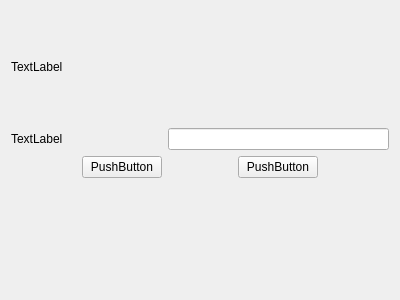
Old version of the form FactoryDefaultWidget.ui in the repository wruwami/TPCAM-M30.
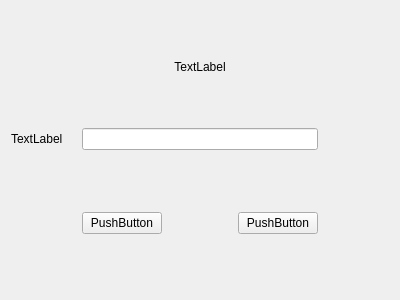
New version of the form. Custom widgets are drawn as their Qt base class.

Commit message: add FactoryDefaultWidget func

```diff
--- a/FactoryDefaultWidget.ui
+++ b/FactoryDefaultWidget.ui
@@ -15,35 +15,18 @@
   </property>
   <layout class="QGridLayout" name="gridLayout_2">
    <item row="0" column="0">
-    <layout class="QGridLayout" name="gridLayout" rowstretch="1,1,1,1" columnstretch="1,1,1,1,1">
-     <item row="2" column="3">
-      <widget class="CustomPushButton" name="cancelPushButton">
+    <layout class="QGridLayout" name="gridLayout" rowstretch="2,2,1,2,1" columnstretch="1,1,1,1,1">
+     <item row="0" column="0" colspan="5">
+      <widget class="CustomLabel" name="factoryDefaultLabel">
        <property name="text">
-        <string>PushButton</string>
+        <string>TextLabel</string>
        </property>
-      </widget>
-     </item>
-     <item row="2" column="1">
-      <widget class="CustomPushButton" name="okPushButton">
-       <property name="text">
-        <string>PushButton</string>
+       <property name="alignment">
+        <set>Qt::AlignCenter</set>
        </property>
       </widget>
      </item>
-     <item row="2" column="2">
-      <spacer name="horizontalSpacer">
-       <property name="orientation">
-        <enum>Qt::Horizontal</enum>
-       </property>
-       <property name="sizeHint" stdset="0">
-        <size>
-         <width>40</width>
-         <height>20</height>
-        </size>
-       </property>
-      </spacer>
-     </item>
-     <item row="2" column="0">
+     <item row="4" column="0">
       <spacer name="horizontalSpacer_3">
        <property name="orientation">
         <enum>Qt::Horizontal</enum>
@@ -56,7 +39,7 @@
        </property>
       </spacer>
      </item>
-     <item row="2" column="4">
+     <item row="4" column="4">
       <spacer name="horizontalSpacer_2">
        <property name="orientation">
         <enum>Qt::Horizontal</enum>
@@ -69,22 +52,55 @@
        </property>
       </spacer>
      </item>
-     <item row="1" column="2" colspan="3">
-      <widget class="CustomLineEdit" name="lineEdit"/>
+     <item row="4" column="2">
+      <spacer name="horizontalSpacer">
+       <property name="orientation">
+        <enum>Qt::Horizontal</enum>
+       </property>
+       <property name="sizeHint" stdset="0">
+        <size>
+         <width>40</width>
+         <height>20</height>
+        </size>
+       </property>
+      </spacer>
      </item>
-     <item row="1" column="0" colspan="2">
+     <item row="1" column="4">
+      <spacer name="horizontalSpacer_4">
+       <property name="orientation">
+        <enum>Qt::Horizontal</enum>
+       </property>
+       <property name="sizeHint" stdset="0">
+        <size>
+         <width>40</width>
+         <height>20</height>
+        </size>
+       </property>
+      </spacer>
+     </item>
+     <item row="3" column="1">
+      <widget class="CustomPushButton" name="okPushButton">
+       <property name="text">
+        <string>PushButton</string>
+       </property>
+      </widget>
+     </item>
+     <item row="3" column="3">
+      <widget class="CustomPushButton" name="cancelPushButton">
+       <property name="text">
+        <string>PushButton</string>
+       </property>
+      </widget>
+     </item>
+     <item row="1" column="0">
       <widget class="CustomLabel" name="pwLabel">
        <property name="text">
         <string>TextLabel</string>
        </property>
       </widget>
      </item>
-     <item row="0" column="0" colspan="5">
-      <widget class="CustomLabel" name="factoryDefaultLabel">
-       <property name="text">
-        <string>TextLabel</string>
-       </property>
-      </widget>
+     <item row="1" column="1" colspan="3">
+      <widget class="CustomLineEdit" name="lineEdit"/>
      </item>
     </layout>
    </item>
```
Left out of the diff: 2 changed lines with no effect on the pictures. The commit also changes 9 other files.
